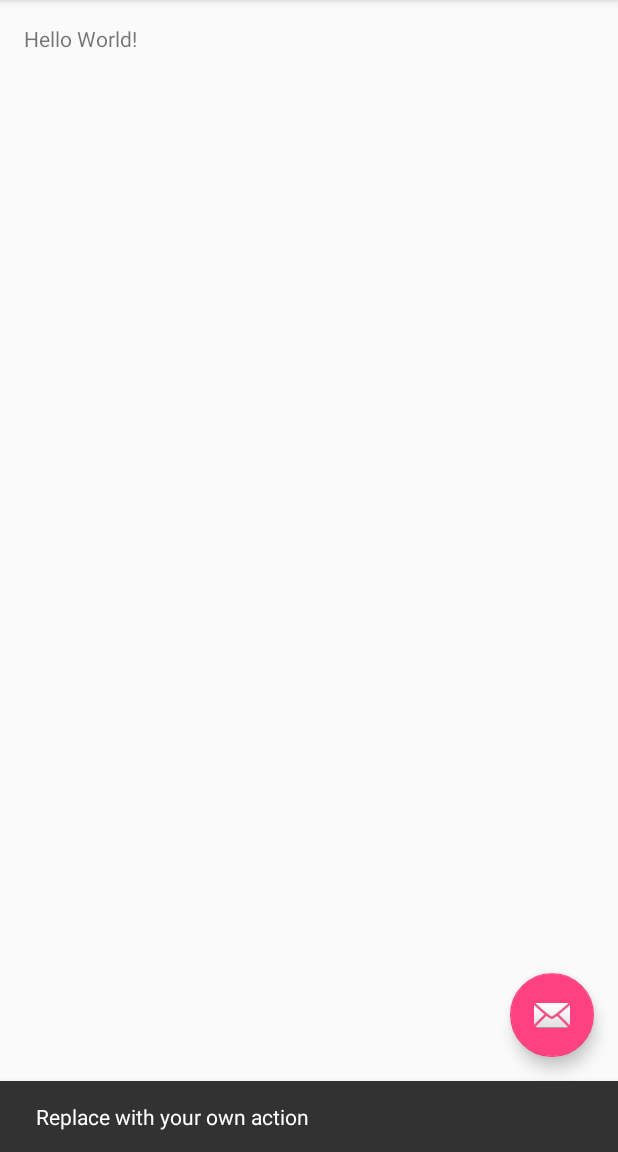
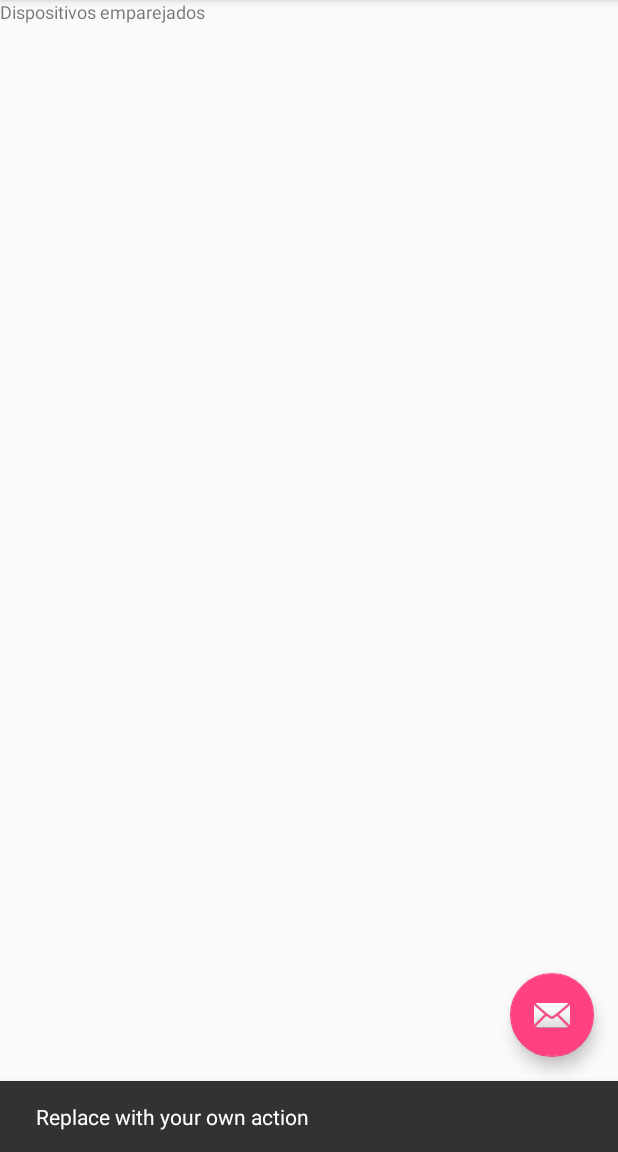
Before and after one commit to GitSioke/Artesanus, an Android app: the screen it shows after launch (MainActivity), after a tap on an icon or button, on a phone screen of 412 x 824 dp, the part 84-1236 px from its top. Run offline under Robolectric (Android 15) with nearby library versions, the phone set to English and light mode, and no system bars; 2 statements that could not run were skipped.

Commit message:
Fixes for paired devices

```diff
--- a/app/src/main/java/com/example/nando/arti/MainActivity.java
+++ b/app/src/main/java/com/example/nando/arti/MainActivity.java
@@ -2,7 +2,10 @@ package com.example.nando.arti;
 
 import android.bluetooth.BluetoothAdapter;
 import android.bluetooth.BluetoothDevice;
+import android.content.BroadcastReceiver;
+import android.content.Context;
 import android.content.Intent;
+import android.content.IntentFilter;
 import android.os.Bundle;
 import android.support.design.widget.FloatingActionButton;
 import android.support.design.widget.Snackbar;
@@ -15,6 +18,7 @@ import android.view.MenuItem;
 import android.widget.AdapterView;
 import android.widget.ArrayAdapter;
 import android.widget.ListView;
+
 import android.widget.TextView;
 import android.widget.Toast;
 
@@ -29,6 +33,7 @@ public class MainActivity extends AppCompatActivity {
     public static String EXTRA_DEVICE_ADDRESS = "device_address";
     private BluetoothAdapter _bluetoothAdapter;
 
+
     /*
     OnItemClickListener for any device that appeared at ListView
      */
@@ -37,14 +42,15 @@ public class MainActivity extends AppCompatActivity {
         //TODO Metodo necesita arreglos
         public void onItemClick(AdapterView<?> av, View v, int arg2, long arg3) {
 
-            textView1.setText(R.string.connecting);
+            TextView textView = (TextView)findViewById(R.id.textView_connecting);
+            textView.setText(R.string.connecting);
 
             // Get the device MAC address, which is the last 17 chars in the View
             String info = ((TextView) v).getText().toString();
             String address = info.substring(info.length() - 17);
 
             // Make an intent to start next activity while taking an extra which is the MAC address.
-            Intent i = new Intent(DeviceAcitivity.this, MainActivity.class);
+            Intent i = new Intent(v.getContext(), DeviceActivity.class);
             i.putExtra(EXTRA_DEVICE_ADDRESS, address);
             startActivity(i);
         }
@@ -68,6 +74,8 @@ public class MainActivity extends AppCompatActivity {
                         .setAction("Action", null).show();
             }
         });
+
+        BT();
     }
 
     @Override
@@ -92,6 +100,51 @@ public class MainActivity extends AppCompatActivity {
         return super.onOptionsItemSelected(item);
     }
 
+
+    /*
+    This method fills with paired devices
+     */
+    private void BT()
+    {
+        // Turn on bluetooth
+        InitializeBT();
+
+        // Initialize array adapter for paired devices
+        _pairedDevicesArrayAdapter = new ArrayAdapter<String>(this, R.layout.device_name);
+
+        // Find and set up the ListView for paired devices
+        ListView pairedListView = (ListView) findViewById(R.id.paired_devices);
+        pairedListView.setAdapter(_pairedDevicesArrayAdapter);
+        pairedListView.setOnItemClickListener(_deviceClickListener);
+
+        /*// Register for broadcasts when a device is discovered
+        IntentFilter filter = new IntentFilter(BluetoothDevice.ACTION_FOUND);
+        this.registerReceiver(mReceiver, filter);
+
+        // Register for broadcasts when discovery has finished
+        filter = new IntentFilter(BluetoothAdapter.ACTION_DISCOVERY_FINISHED);
+        this.registerReceiver(mReceiver, filter);*/
+
+        // Get a set of currently paired devices and append to 'pairedDevices'
+        if (_bluetoothAdapter != null)
+        {
+            Set<BluetoothDevice> pairedDevices = _bluetoothAdapter.getBondedDevices();
+
+            // If there are paired devices, add each one to the ArrayAdapter
+            if (pairedDevices.size() > 0) {
+                findViewById(R.id.tv_paired_devices).setVisibility(View.VISIBLE);
+                for (BluetoothDevice device : pairedDevices) {
+                    _pairedDevicesArrayAdapter.add(device.getName() + "\n" + device.getAddress());
+                }
+            } else {
+                _pairedDevicesArrayAdapter.add("No paired devices");
+            }
+        }
+    }
+
+    /*
+    This methods starts bluetooth in case it is not ready for use
+     */
     private void InitializeBT()
     {
         _bluetoothAdapter = BluetoothAdapter.getDefaultAdapter();
@@ -115,25 +168,28 @@ public class MainActivity extends AppCompatActivity {
 
     }
 
-    private void BT()
-    {
-        // Turn on bluetooth
-        InitializeBT();
+    /*private final BroadcastReceiver mReceiver = new BroadcastReceiver() {
+        @Override
+        public void onReceive(Context context, Intent intent) {
+            String action = intent.getAction();
 
-        // Initialize array adapter for paired devices
-        _pairedDevicesArrayAdapter = new ArrayAdapter<String>(this, R.layout.device_name);
-
-        // Find and set up the ListView for paired devices
-        ListView pairedListView = (ListView) findViewById(R.id.paired_devices);
-        pairedListView.setAdapter(_pairedDevicesArrayAdapter);
-        pairedListView.setOnItemClickListener(_deviceClickListener);
-
-        // Get a set of currently paired devices and append to 'pairedDevices'
-        if (_bluetoothAdapter != null)
-        {
-            Set<BluetoothDevice> pairedDevices = _bluetoothAdapter.getBondedDevices();
+            // When discovery finds a device
+            if (BluetoothDevice.ACTION_FOUND.equals(action)) {
+                // Get the BluetoothDevice object from the Intent
+                BluetoothDevice device = intent.getParcelableExtra(BluetoothDevice.EXTRA_DEVICE);
+                // If it's already paired, skip it, because it's been listed already
+                if (device.getBondState() != BluetoothDevice.BOND_BONDED) {
+                    newDevicesArrayAdapter.add(device.getName() + "\n" + device.getAddress());
+                }
+                // When discovery is finished, change the Activity title
+            } else if (BluetoothAdapter.ACTION_DISCOVERY_FINISHED.equals(action)) {
+                setProgressBarIndeterminateVisibility(false);
+                setTitle("Select device");
+                if (newDevicesArrayAdapter.getCount() == 0) {
+                    newDevicesArrayAdapter.add("None found");
+                }
+            }
         }
-    }
-
+    };*/
 
 }
--- a/app/src/main/res/layout/activity_main.xml
+++ b/app/src/main/res/layout/activity_main.xml
@@ -22,7 +22,38 @@
     </android.support.design.widget.AppBarLayout>
 
     <include layout="@layout/content_main" />
-
+    <TextView android:id="@+id/textView_connecting"
+        android:layout_width="match_parent"
+        android:layout_height="wrap_content"
+        android:stackFromBottom="true"
+        android:layout_weight="1"
+        />
+    <TextView android:id="@+id/tv_paired_devices"
+        android:layout_width="match_parent"
+        android:layout_height="wrap_content"
+        android:layout_weight="2"
+        android:layout_gravity="top|left"
+        android:text="@string/paired_devices_title"
+        android:textSize="12sp"
+        android:layout_marginTop="55dp"/>
+    <ListView android:id="@+id/paired_devices"
+        android:layout_width="match_parent"
+        android:layout_height="wrap_content"
+        android:stackFromBottom="true"
+        android:layout_weight="1"
+        />
+    <TextView android:id="@+id/tv_new_devices"
+        android:layout_width="match_parent"
+        android:layout_height="wrap_content"
+        android:stackFromBottom="true"
+        android:layout_weight="1"
+        />
+    <ListView android:id="@+id/new_devices"
+        android:layout_width="match_parent"
+        android:layout_height="wrap_content"
+        android:stackFromBottom="true"
+        android:layout_weight="1"
+        />
     <android.support.design.widget.FloatingActionButton
         android:id="@+id/fab"
         android:layout_width="wrap_content"
--- a/app/src/main/res/layout/content_main.xml
+++ b/app/src/main/res/layout/content_main.xml
@@ -12,8 +12,5 @@
     tools:context="com.example.nando.arti.MainActivity"
     tools:showIn="@layout/activity_main">
 
-    <TextView
-        android:layout_width="wrap_content"
-        android:layout_height="wrap_content"
-        android:text="Hello World!" />
+
 </RelativeLayout>
--- a/app/src/main/res/values/strings.xml
+++ b/app/src/main/res/values/strings.xml
@@ -3,4 +3,5 @@
     <string name="action_settings">Settings</string>
     <string name="blutooth_not_supported">Este dispositivo no soporta Bluetooth</string>
     <string name="connecting">Conectando...</string>
+    <string name="paired_devices_title">Dispositivos emparejados</string>
 </resources>
```
